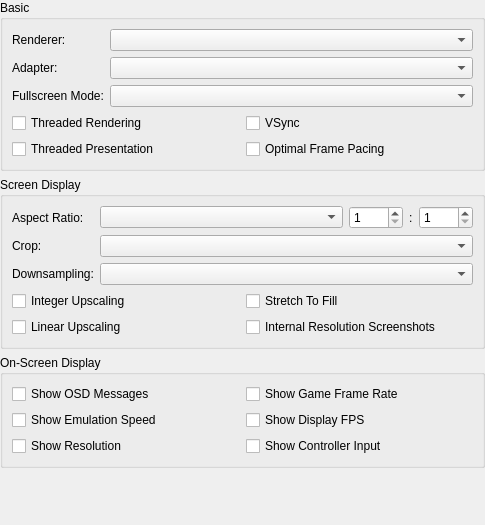
First picture: the form in src/duckstation-qt/displaysettingswidget.ui, repository kofxi3584karlayang/duckstation, before the edit.
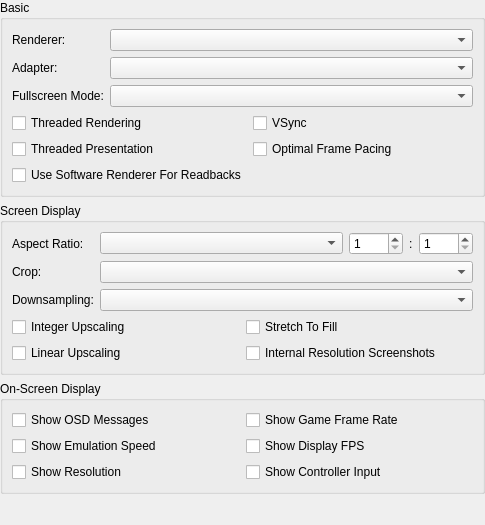
Second picture: the form after the edit.

Commit message: GPU/HW: Add an option to use software renderer for readbacks

Patch:
```diff
--- a/src/duckstation-qt/displaysettingswidget.ui
+++ b/src/duckstation-qt/displaysettingswidget.ui
@@ -92,6 +92,13 @@
           </property>
          </widget>
         </item>
+        <item row="2" column="0">
+         <widget class="QCheckBox" name="useSoftwareRendererForReadbacks">
+          <property name="text">
+           <string>Use Software Renderer For Readbacks</string>
+          </property>
+         </widget>
+        </item>
        </layout>
       </item>
      </layout>
```
The commit also changes 18 other files.
